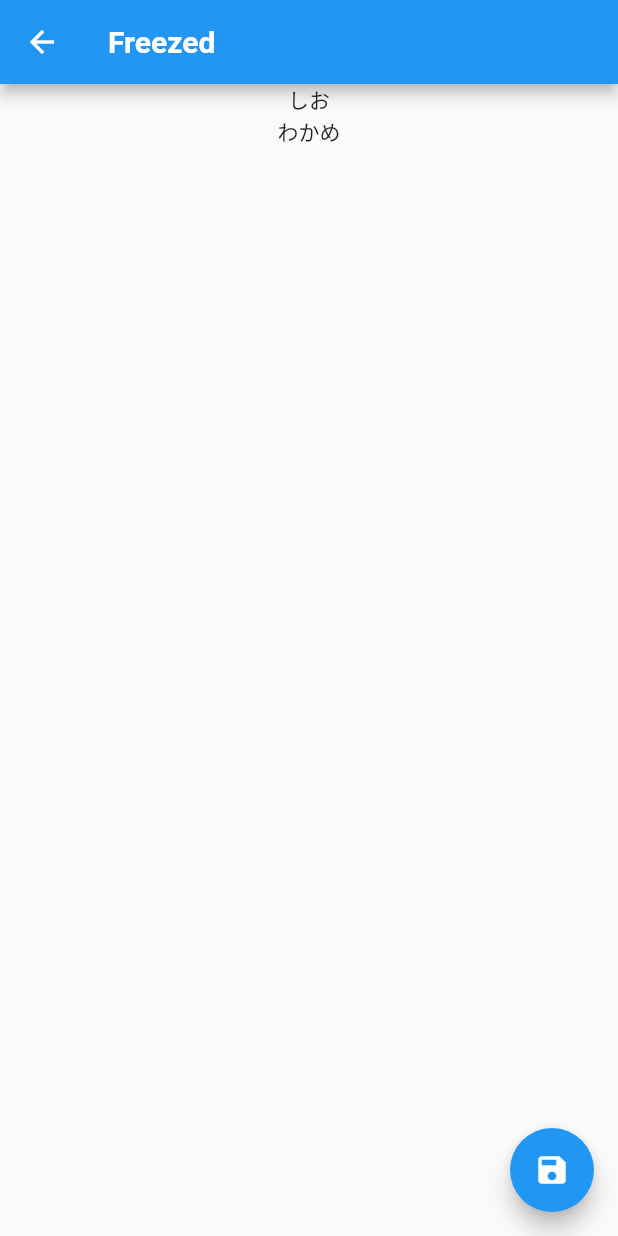
After one commit to kenta-wakasa/flutter_playground, a Flutter app: the FreezedPage screen opened directly, after a tap on the "save" icon, on a phone screen of 412 x 824 dp. The commit adds this screen. Run offline on Flutter 3.47's test engine with Material 2 defaults, Android fonts, the phone set to English and light mode, and no system bars; our stand-ins replace file_picker, flutter_riverpod, freezed_annotation; generated files the repository leaves out were written again.

Commit message:
feat: add Freezed Page

```diff
--- a/analysis_options.yaml
+++ b/analysis_options.yaml
@@ -1,2 +1,5 @@
 # https://pub.dev/packages/pedantic_mono
 include: package:pedantic_mono/analysis_options.yaml
+
+analyzer:
+  exclude: [lib/ui/template/*]
--- /dev/null
+++ b/lib/ui/freezed/freezed_controller.dart
@@ -0,0 +1,68 @@
+import 'dart:convert';
+import 'dart:io';
+
+import 'package:flutter/material.dart';
+import 'package:flutter_riverpod/flutter_riverpod.dart';
+import 'package:path/path.dart' as path;
+
+import '../../entity/user.dart';
+import '../../utils/app.dart';
+
+final freezedProvider = ChangeNotifierProvider.autoDispose<FreezedController>(
+  (ref) => FreezedController(),
+);
+
+class FreezedController extends ChangeNotifier {
+  FreezedController() {
+    _userList = <User>[
+      const User(age: 6, name: 'kenta', bookList: ['ごま', 'しお']),
+      const User(age: 250, name: 'konbu', bookList: ['かつお', 'わかめ']),
+    ];
+    () async {
+      await readJsonFile();
+    }();
+  }
+  @override
+  void dispose() {
+    super.dispose();
+  }
+
+  List<User> _userList;
+  List<User> _readUserList;
+  List<File> _userListJson;
+
+  List<User> get userList => _userList;
+  List<User> get readUserList => _readUserList;
+  List<File> get userListJson => _userListJson;
+
+  Future<void> saveJsonFile() async {
+    final userListJson = <File>[];
+    for (final user in userList) {
+      userListJson.add(
+        await File(path.join(App.directory.path, '${user.name}.json'))
+            .writeAsString(
+          jsonEncode(
+            user.toJson(),
+          ),
+        ),
+      );
+    }
+    _userListJson = userListJson;
+    notifyListeners();
+  }
+
+  Future<void> readJsonFile() async {
+    final readUserListist = <User>[];
+    await for (final file in App.directory.list()) {
+      if (file is File) {
+        if (path.extension(file.path).contains('json')) {
+          final jsonString = await file.readAsString();
+          final jsonMap = jsonDecode(jsonString) as Map<String, dynamic>;
+          readUserListist.add(User.fromJson(jsonMap));
+        }
+      }
+    }
+    _readUserList = readUserListist;
+    notifyListeners();
+  }
+}
--- /dev/null
+++ b/lib/ui/freezed/freezed_page.dart
@@ -0,0 +1,43 @@
+import 'package:flutter/material.dart';
+
+import 'package:flutter_riverpod/flutter_riverpod.dart';
+
+import 'freezed_controller.dart';
+
+class FreezedPage extends ConsumerWidget {
+  const FreezedPage({Key key}) : super(key: key);
+
+  static const String title = 'Freezed';
+  @override
+  Widget build(BuildContext context, ScopedReader watch) {
+    final _provider = watch(freezedProvider);
+    return Scaffold(
+      appBar: AppBar(
+        title: const Text(
+          title,
+          style: TextStyle(fontWeight: FontWeight.bold),
+        ),
+      ),
+      floatingActionButton: FloatingActionButton(
+        onPressed: () async {
+          await _provider.saveJsonFile();
+        },
+        child: const Icon(Icons.save),
+      ),
+      body: Column(
+        children: [
+          for (final user in _provider.userList)
+            Text(user.toJson()['bookList'][1] as String),
+          if (_provider?.userListJson != null)
+            for (final jsonFile in _provider.userListJson) Text(jsonFile.path)
+          else
+            Container(),
+          if (_provider?.readUserList != null)
+            for (final user in _provider.readUserList) Text(user.name)
+          else
+            Container(),
+        ],
+      ),
+    );
+  }
+}
--- a/lib/ui/io/io_page.dart
+++ b/lib/ui/io/io_page.dart
@@ -1,6 +1,8 @@
 import 'package:flutter/material.dart';
+
 import 'package:flutter_riverpod/flutter_riverpod.dart';
 
+import '../../utils/app.dart';
 import 'io_controller.dart';
 
 class IoPage extends ConsumerWidget {
@@ -22,7 +24,7 @@ class IoPage extends ConsumerWidget {
         padding: const EdgeInsets.all(16),
         child: Column(
           children: [
-            Text('アプリのローカルパス: \n${_ioProvider?.appPath}'),
+            Text('アプリのローカルパス: \n${App.directory.path}'),
             Padding(
               padding: const EdgeInsets.all(16),
               child: SizedBox(
--- a/lib/ui/sample_list/sample_list_page.dart
+++ b/lib/ui/sample_list/sample_list_page.dart
@@ -1,7 +1,7 @@
 import 'package:flutter/material.dart';
 import 'package:flutter_riverpod/flutter_riverpod.dart';
 
-import '../../data/sample_data.dart';
+import '../../entity/sample_data.dart';
 import 'sample_list_controller.dart';
 
 class SampleListPage extends ConsumerWidget {
--- a/lib/ui/template/template_controller.dart
+++ b/lib/ui/template/template_controller.dart
@@ -7,10 +7,7 @@ final templateProvider = ChangeNotifierProvider.autoDispose<TemplateController>(
 
 class TemplateController extends ChangeNotifier {
   TemplateController() {
-    /// 初期化処理をここに書く
   }
-
-  /// このプロバイダーが廃棄されるよきに呼ばれる
   @override
   void dispose() {
     super.dispose();
```
Also changed, not shown: lib/entity/sample_data.dart (renamed from lib/data/sample_data.dart, +5 -4 lines), lib/entity/user.dart (added, +17 -0 lines), lib/main.dart (+6 -1 lines), lib/ui/io/io_controller.dart (+19 -24 lines), lib/ui/sample_list/sample_list_controller.dart (+17 -11 lines), lib/utils/app.dart (added, +13 -0 lines), pubspec.yaml (+6 -6 lines), lib/entity/user.freezed.dart (added), lib/entity/user.g.dart (added), pubspec.lock.
